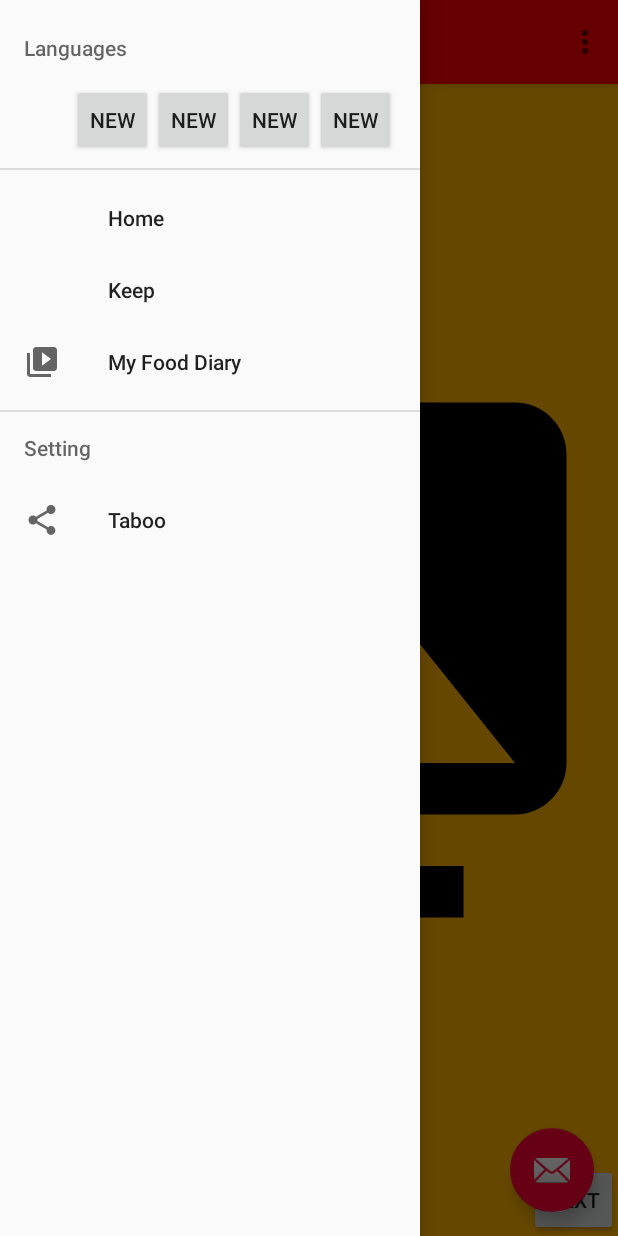
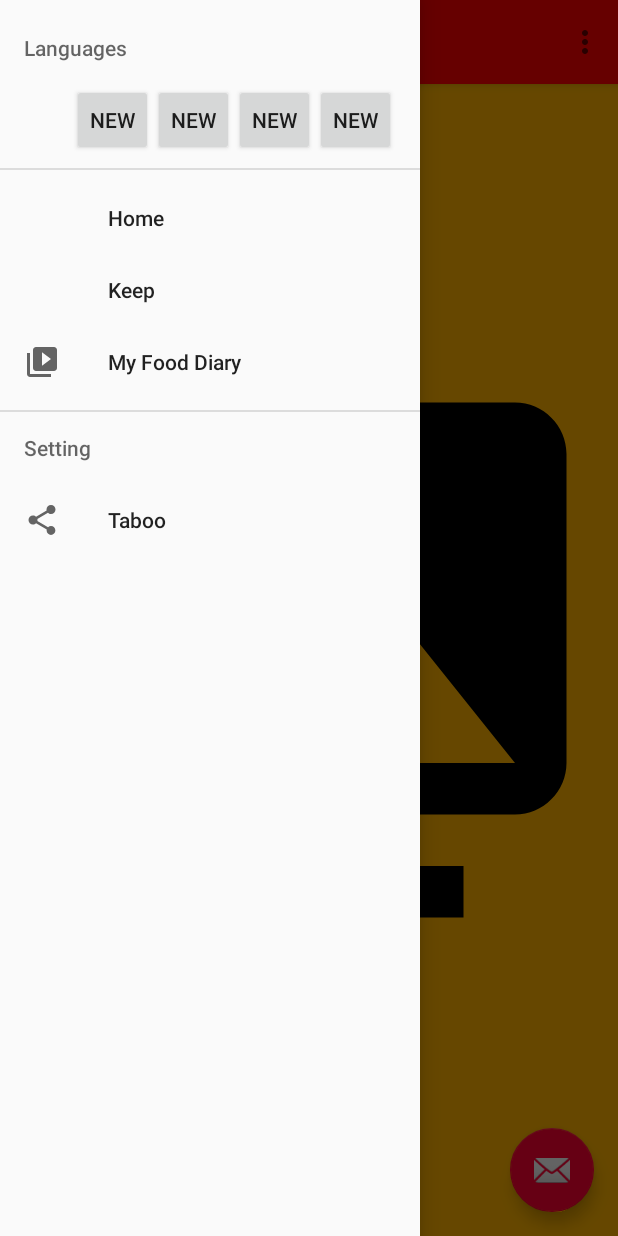
Before and after one commit to hojunyoo/HelloStranger, an Android app: the fragment QuickMenuFragment placed in its activity, with the side drawer open, on a phone screen of 412 x 824 dp. Run offline under Robolectric (Android 15) with nearby library versions, the phone set to English and light mode, and no system bars.

```diff
--- a/app/src/main/res/layout/fragment_quick_menu.xml
+++ b/app/src/main/res/layout/fragment_quick_menu.xml
@@ -3,23 +3,6 @@
     android:layout_width="match_parent"
     android:layout_height="match_parent"
     tools:context=".activity.QuickMenuFragment">
-
-
-    <Button
-        style="?android:attr/buttonStyleSmall"
-        android:layout_width="wrap_content"
-        android:layout_height="wrap_content"
-        android:text="previous"
-        android:id="@+id/previous"
-       android:layout_gravity="left|bottom" />
-
-    <Button
-        style="?android:attr/buttonStyleSmall"
-        android:layout_width="wrap_content"
-        android:layout_height="wrap_content"
-        android:text="next"
-        android:id="@+id/next"
-       android:layout_gravity="right|bottom" />
 
     <ImageView
         android:layout_width="match_parent"
```
Also changed, not shown: app/src/main/java/com/example/secpc/hellostranger/activity/QuickMenuFragment.java (+48 -13 lines).
